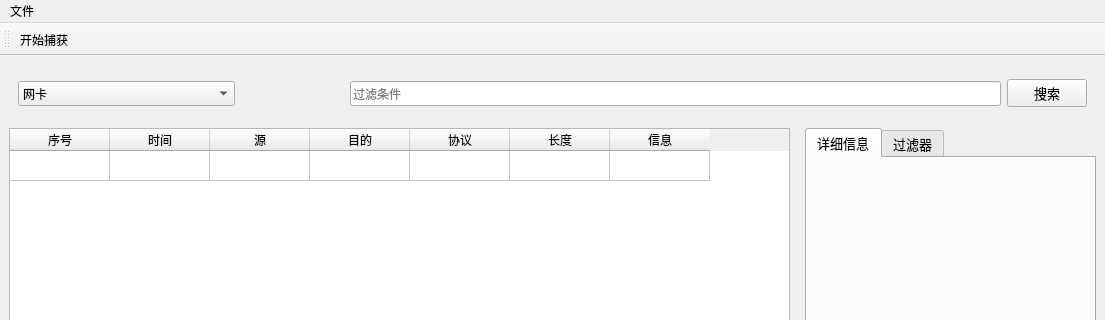
The window that source/main_window.ui (ISDevLearn/Sniffer) describes before a commit, drawn with Qt 5; both pictures show x 0 to 1105 and y 0 to 320 of the 1105 by 822 pixel window.
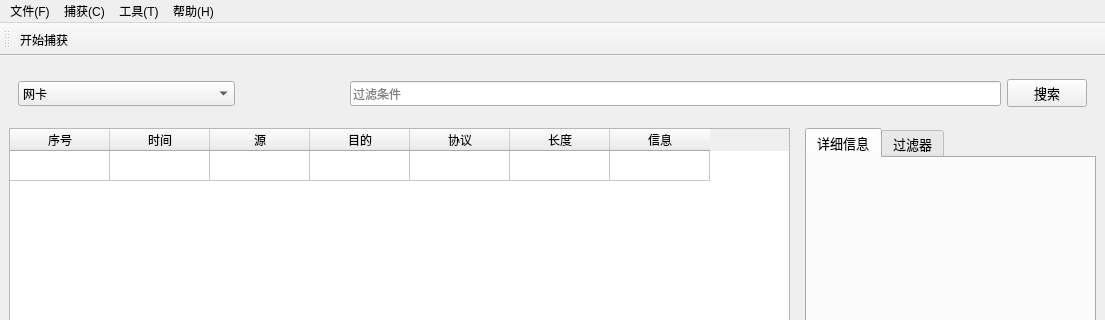
The same window after the commit. Icons and pictures are not drawn.

```diff
--- a/source/main_window.ui
+++ b/source/main_window.ui
@@ -298,15 +298,49 @@
      <x>0</x>
      <y>0</y>
      <width>1105</width>
-     <height>26</height>
+     <height>23</height>
     </rect>
    </property>
    <widget class="QMenu" name="menu">
     <property name="title">
-     <string>文件</string>
+     <string>文件(F)</string>
     </property>
+    <addaction name="action_open"/>
+    <addaction name="action_save_as"/>
+    <addaction name="separator"/>
+    <addaction name="actions_quit"/>
+   </widget>
+   <widget class="QMenu" name="menu_C">
+    <property name="title">
+     <string>捕获(C)</string>
+    </property>
+    <addaction name="action_start_capture"/>
+    <addaction name="action_stop_capture"/>
+    <addaction name="action_restart_capture"/>
+    <addaction name="action_clean_all"/>
+   </widget>
+   <widget class="QMenu" name="menu_T">
+    <property name="title">
+     <string>工具(T)</string>
+    </property>
+    <addaction name="action_filter"/>
+    <addaction name="action_show_details"/>
+    <addaction name="action_reassemble"/>
+    <addaction name="action_choose_file_type"/>
+    <addaction name="action_SerachToFile"/>
+    <addaction name="action_TcpToFile"/>
+   </widget>
+   <widget class="QMenu" name="menu_H">
+    <property name="title">
+     <string>帮助(H)</string>
+    </property>
+    <addaction name="action_help_doc"/>
+    <addaction name="action_about_sniffer"/>
    </widget>
    <addaction name="menu"/>
+   <addaction name="menu_C"/>
+   <addaction name="menu_T"/>
+   <addaction name="menu_H"/>
   </widget>
   <widget class="QToolBar" name="toolBar">
    <property name="windowTitle">
```
Left out of the diff: 117 changed lines with no effect on the pictures.
